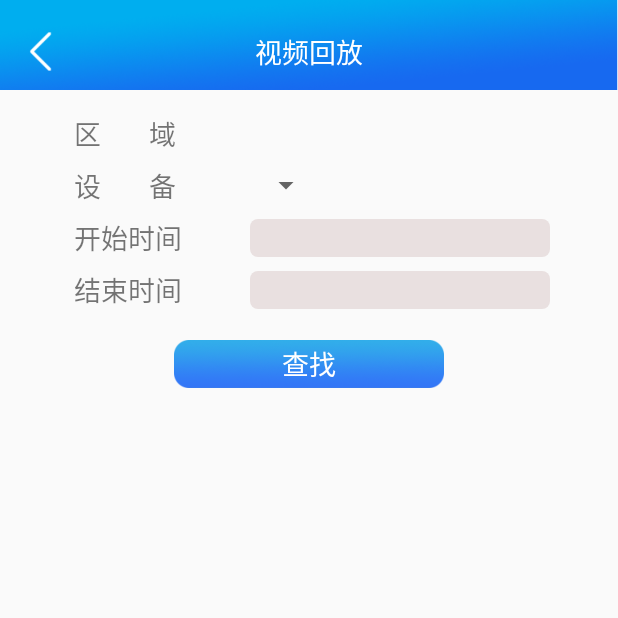
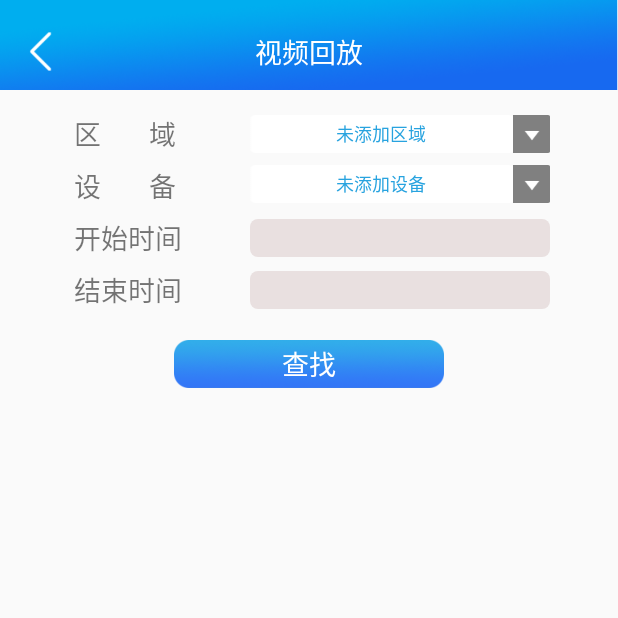
Before and after one commit to Qiao-dream/irs_vms, an Android app: the ReplayListActivity screen opened directly, with no data from a screen before it, on a phone screen of 412 x 824 dp, the top half of it. Run offline under Robolectric (Android 15) with nearby library versions, the phone set to English and light mode, and no system bars; libraries missing offline, so code that uses them is left out: com.squareup.okhttp; 6 statements that could not run were skipped.

Commit message:
回放：区域sp选择后更新设备sp的内容

```diff
--- a/app/src/main/java/com/iray/irs_vms/activity/ReplayListActivity.java
+++ b/app/src/main/java/com/iray/irs_vms/activity/ReplayListActivity.java
@@ -9,6 +9,8 @@ import android.os.Bundle;
 import android.os.Handler;
 import android.os.Message;
 import android.util.Log;
+import android.view.View;
+import android.widget.AdapterView;
 import android.widget.ArrayAdapter;
 import android.widget.Button;
 import android.widget.ProgressBar;
@@ -49,6 +51,7 @@ public class ReplayListActivity extends AppCompatActivity {
     private List<DeviceInfo> mDeviceInfoList;
     private Map<String, ArrayList<String>> mapOrg2Name;
     private ArrayList<String> orgList;
+    private String currentOrg;  //当前选择的区域，默认第一个
     private ArrayAdapter<String> orgSpAdapter;
     private ArrayAdapter<String> deviceNameSpAdapter;
     public static final int HANDLER_LIST_ALL_DEVICES = 3001;
@@ -64,22 +67,36 @@ public class ReplayListActivity extends AppCompatActivity {
     }
 
     private void init(){
-        initView();
         mContext = this;
         mDeviceInfoList = new ArrayList<>();
         orgList = new ArrayList<>();
         mapOrg2Name = new HashMap<>();
+        mReplayListHandler = new ReplayListHandler(this);
+        deviceManage = DeviceManage.getInstance();
+        deviceManage.setReplayListActivityWeakReference(this);
+        initView();
+
+
+    }
+
+    private void initView(){
+        findView();
         orgSpAdapter = new ArrayAdapter<String>(mContext, R.layout.spinner_content, R.id.tv_sp_text);
         orgSpAdapter.setDropDownViewResource(R.layout.spinner_content_drop_down);
         deviceNameSpAdapter = new ArrayAdapter<String>(mContext, R.layout.spinner_content, R.id.tv_sp_text);
         deviceNameSpAdapter.setDropDownViewResource(R.layout.spinner_content_drop_down);
-        mReplayListHandler = new ReplayListHandler(this);
-        deviceManage = DeviceManage.getInstance();
-        deviceManage.setReplayListActivityWeakReference(this);
-    }
+        rlSpOrg.setOnItemSelectedListener(new AdapterView.OnItemSelectedListener() {
+            @Override
+            public void onItemSelected(AdapterView<?> parent, View view, int position, long id) {
+                currentOrg = (String) rlSpOrg.getItemAtPosition(position);
+                setDeviceNameSpAdapter();
+            }
 
-    private void initView(){
-        findView();
+            @Override
+            public void onNothingSelected(AdapterView<?> parent) {
+
+            }
+        });
     }
 
     private void findView(){
@@ -98,6 +115,7 @@ public class ReplayListActivity extends AppCompatActivity {
         rlBtnFind = (Button) findViewById(R.id.rl_btn_find);
         pbReplayList = (ProgressBar) findViewById(R.id.pb_replay_list);
     }
+
 
 
     @Override
@@ -139,16 +157,30 @@ public class ReplayListActivity extends AppCompatActivity {
 
     public void setOrgSpAdapter(){
         if(orgList.size()>0) {
+            currentOrg = orgList.get(0);
             for (int i = 0; i<orgList.size(); i++){
                 orgSpAdapter.add(orgList.get(i));
             }
-            rlSpOrg.setAdapter(orgSpAdapter);
+        } else {
+            currentOrg = getString(R.string.rl_sp_org_empty);
+            orgSpAdapter.add(currentOrg);
         }
+        rlSpOrg.setAdapter(orgSpAdapter);
     }
 
 
     public void setDeviceNameSpAdapter(){
+        deviceNameSpAdapter.clear();
+        if(currentOrg.equals(getString(R.string.rl_sp_org_empty))){
 
+            deviceNameSpAdapter.add(getString(R.string.rl_sp_device_empty));
+        } else {
+            ArrayList<String> deviceList = mapOrg2Name.get(currentOrg);
+            for(int i = 0; i<deviceList.size(); i++){
+                deviceNameSpAdapter.add(deviceList.get(i));
+            }
+        }
+        rlSpDevice.setAdapter(deviceNameSpAdapter);
     }
 
 
@@ -170,6 +202,7 @@ public class ReplayListActivity extends AppCompatActivity {
                 case HANDLER_LIST_ALL_DEVICES:
                     activity.getDeviceInfos();
                     activity.setOrgSpAdapter();
+                    activity.setDeviceNameSpAdapter();
                     break;
                 default:
                     break;
--- a/app/src/main/java/com/iray/irs_vms/httpUtils/DeviceManage.java
+++ b/app/src/main/java/com/iray/irs_vms/httpUtils/DeviceManage.java
@@ -115,8 +115,8 @@ public class DeviceManage {
                                 aDeviceData = deviceDatas.getJSONObject(i);
                                 DeviceInfo deviceInfoBuff = new DeviceInfo();
                                 deviceInfoBuff.setDeviceId(aDeviceData.getString("id"));
-                                deviceInfoBuff.setDeviceOrg(aDeviceData.getString("organizationName"));
-                                deviceInfoBuff.setDeviceName(aDeviceData.getString("name"));
+                                deviceInfoBuff.setDeviceOrg(aDeviceData.getString("organizationName").equals("null")?"未知区域":aDeviceData.getString("organizationName"));
+                                deviceInfoBuff.setDeviceName(aDeviceData.getString("name").equals("null")?"未命名设备":aDeviceData.getString("name"));
                                 deviceInfoBuff.setDeviceTransport(aDeviceData.isNull("transport") ? 0 : aDeviceData.getInt("transport"));
                                 deviceInfoBuff.setDeviceType(aDeviceData.isNull("deviceType") ? 0 : aDeviceData.getInt("deviceType"));
                                 deviceInfoBuff.setDeviceOnline(!aDeviceData.isNull("online") && aDeviceData.getBoolean("online"));
--- a/app/src/main/res/layout/activity_replay_list.xml
+++ b/app/src/main/res/layout/activity_replay_list.xml
@@ -89,6 +89,7 @@
         android:id="@+id/rl_sp_device"
         android:layout_width="wrap_content"
         android:layout_height="0dp"
+        android:backgroundTint="@color/transparent"
 
         app:layout_constraintTop_toTopOf="@id/rl_tv_device"
         app:layout_constraintBottom_toBottomOf="@id/rl_tv_device"
--- a/app/src/main/res/values/strings.xml
+++ b/app/src/main/res/values/strings.xml
@@ -90,6 +90,8 @@
     <string name="rl_item_tv_status_unlocked">未锁定</string>
     <string name="rl_item_btn_look">查看</string>
     <string name="rl_item_btn_download">下载</string>
+    <string name="rl_sp_org_empty">未添加区域</string>
+    <string name="rl_sp_device_empty">未添加设备</string>
 
     <!--    SharedPreferences-->
     <string name="sp_user">user</string>
```
